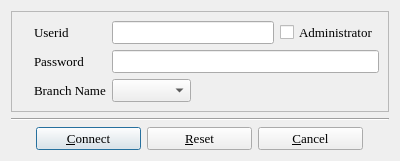
This is branch_s.ui in textbrowser/biblioteq as Qt 5 draws it before an edit. The edited form follows.
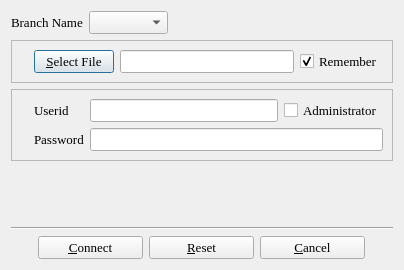
This is the edited form. Icons and pictures are not drawn.

```diff
--- a/branch_s.ui
+++ b/branch_s.ui
@@ -6,21 +6,9 @@
     <x>0</x>
     <y>0</y>
     <width>400</width>
-    <height>160</height>
+    <height>270</height>
    </rect>
   </property>
-  <property name="minimumSize" >
-   <size>
-    <width>400</width>
-    <height>0</height>
-   </size>
-  </property>
-  <property name="maximumSize" >
-   <size>
-    <width>16777215</width>
-    <height>16777215</height>
-   </size>
-  </property>
   <property name="font" >
    <font>
     <family>Times</family>
@@ -30,12 +18,96 @@
   <property name="windowTitle" >
    <string>BiblioteQ: Branch Selection</string>
   </property>
-  <property name="sizeGripEnabled" >
-   <bool>false</bool>
-  </property>
   <layout class="QVBoxLayout" >
    <item>
-    <widget class="QFrame" name="frame" >
+    <layout class="QHBoxLayout" >
+     <item>
+      <widget class="QLabel" name="label_4" >
+       <property name="font" >
+        <font>
+         <family>Times</family>
+         <pointsize>10</pointsize>
+        </font>
+       </property>
+       <property name="text" >
+        <string>Branch Name</string>
+       </property>
+      </widget>
+     </item>
+     <item>
+      <layout class="QHBoxLayout" >
+       <item>
+        <widget class="QComboBox" name="branch_name" >
+         <property name="editable" >
+          <bool>false</bool>
+         </property>
+        </widget>
+       </item>
+       <item>
+        <spacer>
+         <property name="orientation" >
+          <enum>Qt::Horizontal</enum>
+         </property>
+         <property name="sizeHint" >
+          <size>
+           <width>40</width>
+           <height>20</height>
+          </size>
+         </property>
+        </spacer>
+       </item>
+      </layout>
+     </item>
+    </layout>
+   </item>
+   <item>
+    <widget class="QFrame" name="file_frame" >
+     <property name="frameShape" >
+      <enum>QFrame::StyledPanel</enum>
+     </property>
+     <property name="frameShadow" >
+      <enum>QFrame::Raised</enum>
+     </property>
+     <layout class="QHBoxLayout" >
+      <item>
+       <widget class="QLabel" name="label_2" >
+        <property name="text" >
+         <string/>
+        </property>
+        <property name="pixmap" >
+         <pixmap>icons.d/32x32/database.png</pixmap>
+        </property>
+       </widget>
+      </item>
+      <item>
+       <widget class="QPushButton" name="fileButton" >
+        <property name="text" >
+         <string>&amp;Select File</string>
+        </property>
+       </widget>
+      </item>
+      <item>
+       <widget class="QLineEdit" name="filename" >
+        <property name="readOnly" >
+         <bool>true</bool>
+        </property>
+       </widget>
+      </item>
+      <item>
+       <widget class="QCheckBox" name="remember" >
+        <property name="text" >
+         <string>Remember</string>
+        </property>
+        <property name="checked" >
+         <bool>true</bool>
+        </property>
+       </widget>
+      </item>
+     </layout>
+    </widget>
+   </item>
+   <item>
+    <widget class="QFrame" name="db_frame" >
      <property name="sizePolicy" >
       <sizepolicy vsizetype="Preferred" hsizetype="Preferred" >
        <horstretch>0</horstretch>
@@ -48,20 +120,18 @@
      <property name="frameShadow" >
       <enum>QFrame::Raised</enum>
      </property>
-     <layout class="QHBoxLayout" >
-      <item>
-       <widget class="QLabel" name="label" >
-        <property name="text" >
-         <string/>
-        </property>
-        <property name="pixmap" >
-         <pixmap>icons.d/32x32/database.png</pixmap>
-        </property>
-       </widget>
-      </item>
-      <item>
        <layout class="QGridLayout" >
-        <item row="0" column="0" >
+      <item rowspan="2" row="0" column="0" >
+       <widget class="QLabel" name="label" >
+        <property name="text" >
+         <string/>
+        </property>
+        <property name="pixmap" >
+         <pixmap>icons.d/32x32/database.png</pixmap>
+        </property>
+       </widget>
+      </item>
+      <item row="0" column="1" >
          <widget class="QLabel" name="label_6" >
           <property name="font" >
            <font>
@@ -74,7 +144,7 @@
           </property>
          </widget>
         </item>
-        <item row="0" column="1" >
+      <item row="0" column="2" >
          <layout class="QHBoxLayout" >
           <item>
            <widget class="QLineEdit" name="userid" />
@@ -88,7 +158,7 @@
           </item>
          </layout>
         </item>
-        <item row="1" column="0" >
+      <item row="1" column="1" >
          <widget class="QLabel" name="label_5" >
           <property name="font" >
            <font>
@@ -101,52 +171,13 @@
           </property>
          </widget>
         </item>
-        <item row="1" column="1" >
+      <item row="1" column="2" >
          <widget class="QLineEdit" name="password" >
           <property name="echoMode" >
            <enum>QLineEdit::Password</enum>
           </property>
          </widget>
         </item>
-        <item row="2" column="0" >
-         <widget class="QLabel" name="label_4" >
-          <property name="font" >
-           <font>
-            <family>Times</family>
-            <pointsize>10</pointsize>
-           </font>
-          </property>
-          <property name="text" >
-           <string>Branch Name</string>
-          </property>
-         </widget>
-        </item>
-        <item row="2" column="1" >
-         <layout class="QHBoxLayout" >
-          <item>
-           <widget class="QComboBox" name="branch_name" >
-            <property name="editable" >
-             <bool>false</bool>
-            </property>
-           </widget>
-          </item>
-          <item>
-           <spacer>
-            <property name="orientation" >
-             <enum>Qt::Horizontal</enum>
-            </property>
-            <property name="sizeHint" >
-             <size>
-              <width>40</width>
-              <height>20</height>
-             </size>
-            </property>
-           </spacer>
-          </item>
-         </layout>
-        </item>
-       </layout>
-      </item>
      </layout>
     </widget>
    </item>
@@ -158,7 +189,7 @@
      <property name="sizeHint" >
       <size>
        <width>382</width>
-       <height>71</height>
+       <height>21</height>
       </size>
      </property>
     </spacer>
```
Left out of the diff: 5 changed lines with no effect on the pictures. Lines whose indentation alone changed are shown as unchanged.
